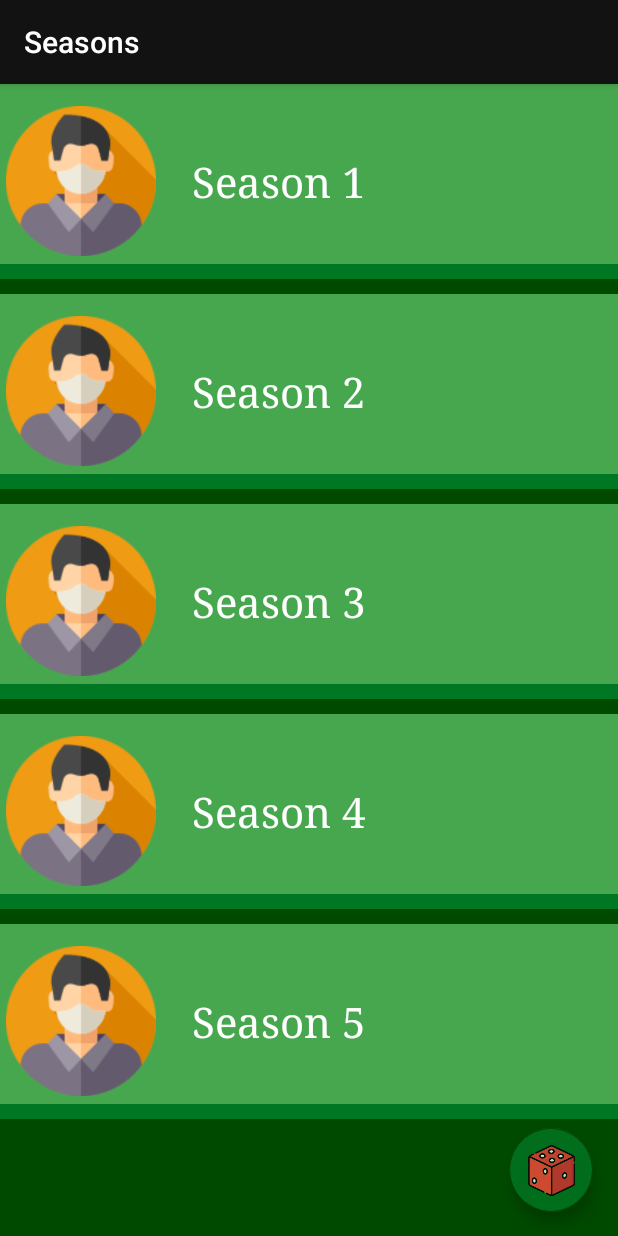
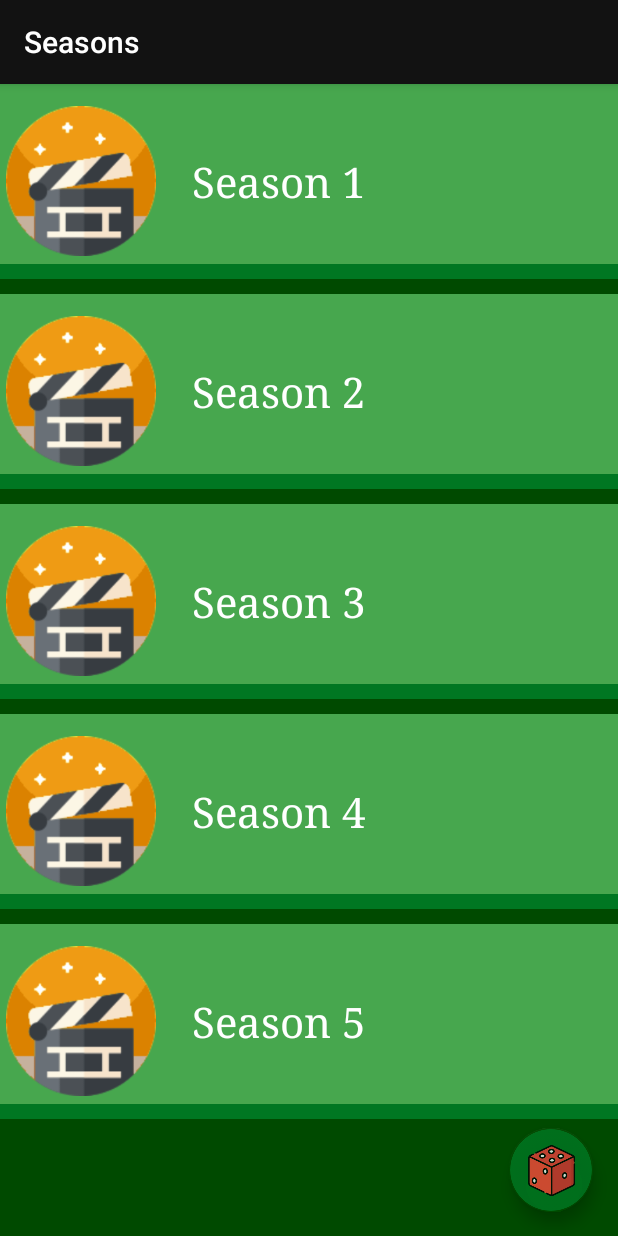
Before and after one commit to bobepiotr/breakingbad_app, an Android app: the SeasonList screen opened directly, with no data from a screen before it, on a phone screen of 412 x 824 dp. Run offline under Robolectric (Android 15) with nearby library versions, the phone set to English and light mode, and no system bars.

Commit message:
Add new list avatar ch se ep

```diff
--- a/app/src/main/res/layout/character_item.xml
+++ b/app/src/main/res/layout/character_item.xml
@@ -13,7 +13,7 @@
         android:id="@+id/character_avatar"
         android:layout_width="108dp"
         android:layout_height="108dp"
-        android:src="@drawable/avatar"
+        android:src="@drawable/ch_list_avatar"
         android:padding="4dp"
         />
 
--- a/app/src/main/res/layout/episode_item.xml
+++ b/app/src/main/res/layout/episode_item.xml
@@ -13,7 +13,7 @@
         android:id="@+id/episode_avatar"
         android:layout_width="108dp"
         android:layout_height="108dp"
-        android:src="@drawable/avatar"
+        android:src="@drawable/ep_list_item"
         android:padding="4dp"
         />
 
--- a/app/src/main/res/layout/season_item.xml
+++ b/app/src/main/res/layout/season_item.xml
@@ -11,7 +11,7 @@
         android:id="@+id/season_image"
         android:layout_width="108dp"
         android:layout_height="108dp"
-        android:src="@drawable/avatar"
+        android:src="@drawable/se_list_avatar"
         android:padding="4dp" />
     <TextView
         android:id="@+id/season_name"
```
Also changed, not shown: app/src/main/res/drawable/ch_list_avatar.png (renamed from app/src/main/res/drawable/avatar.png), app/src/main/res/drawable/ep_list_item.png (added), app/src/main/res/drawable/se_list_avatar.png (added).
